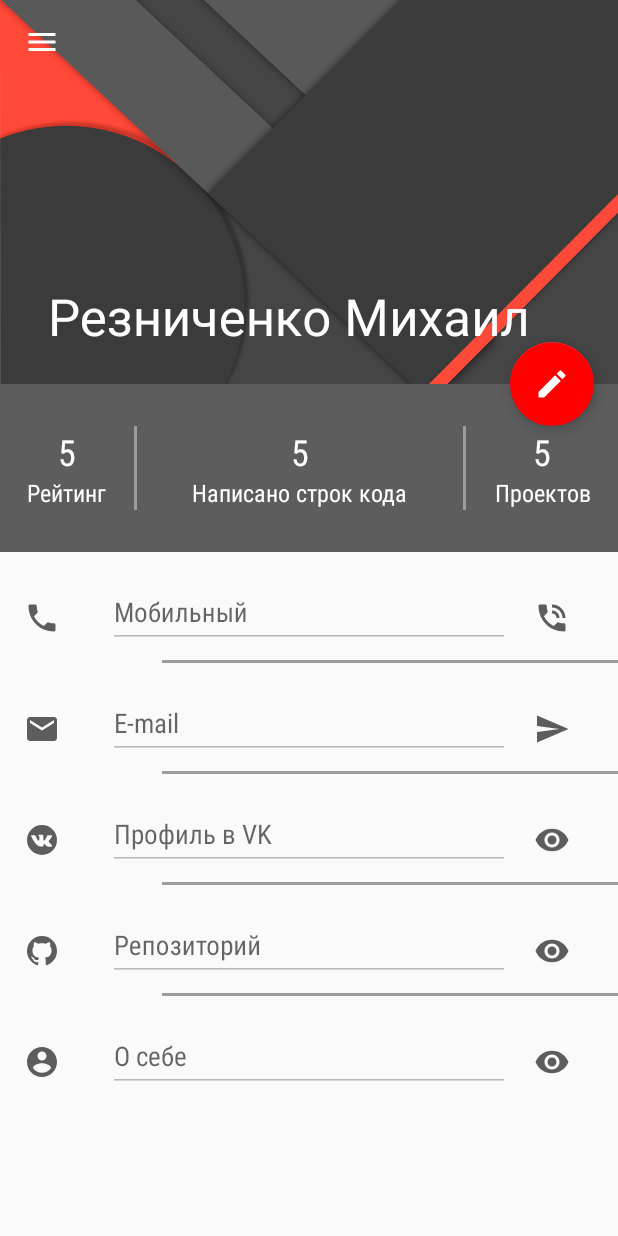
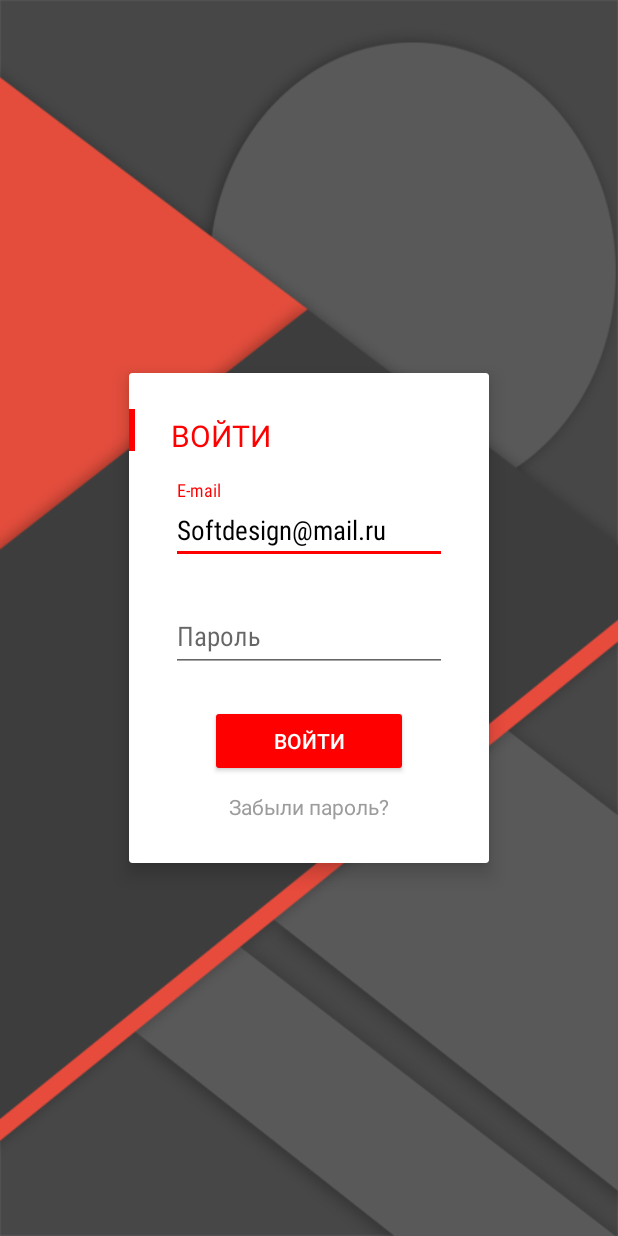
Before and after one commit to RezMike/DevIntensive, an Android app: the screen it shows after launch (MainActivity before the commit, LoginActivity after it), on a phone screen of 412 x 824 dp. Run offline under Robolectric (Android 15) with nearby library versions, the phone set to English and light mode, and no system bars; our stand-ins replace ButterKnife.

Commit message:
add LoginActivity and activity_login according to the layout

```diff
--- a/app/build.gradle
+++ b/app/build.gradle
@@ -25,6 +25,7 @@ dependencies {
     testCompile 'junit:junit:4.12'
     compile 'com.android.support:appcompat-v7:23.4.0'
     compile 'com.android.support:design:23.4.0'
+    compile 'com.android.support:cardview-v7:23.4.0'
     compile 'com.squareup.picasso:picasso:2.5.2'
     compile 'com.jakewharton:butterknife:8.1.0'
     apt 'com.jakewharton:butterknife-compiler:8.1.0'
--- a/app/src/main/AndroidManifest.xml
+++ b/app/src/main/AndroidManifest.xml
@@ -16,13 +16,14 @@
         android:label="@string/app_name"
         android:supportsRtl="true"
         android:theme="@style/AppTheme">
-        <activity android:name=".ui.activities.MainActivity">
+        <activity android:name=".ui.activities.LoginActivity">
             <intent-filter>
                 <action android:name="android.intent.action.MAIN"/>
 
                 <category android:name="android.intent.category.LAUNCHER"/>
             </intent-filter>
         </activity>
+        <activity android:name=".ui.activities.MainActivity"/>
     </application>
 
 </manifest>
--- /dev/null
+++ b/app/src/main/java/com/softdesign/devintensive/ui/activities/LoginActivity.java
@@ -0,0 +1,42 @@
+package com.softdesign.devintensive.ui.activities;
+
+import android.content.Intent;
+import android.os.Bundle;
+import android.view.View;
+import android.widget.Button;
+import android.widget.EditText;
+
+import com.softdesign.devintensive.R;
+
+import butterknife.BindView;
+import butterknife.ButterKnife;
+
+public class LoginActivity extends BaseActivity implements View.OnClickListener{
+
+    @BindView(R.id.login_enter_btn)
+    Button mEnterBtn;
+    @BindView(R.id.login_et)
+    EditText mLoginEt;
+    @BindView(R.id.password_et)
+    EditText mPasswordEt;
+    @BindView(R.id.login_indicator)
+    View mIndicator;
+
+    @Override
+    protected void onCreate(Bundle savedInstanceState) {
+        super.onCreate(savedInstanceState);
+        setContentView(R.layout.activity_login);
+        ButterKnife.bind(this);
+
+        mEnterBtn.setOnClickListener(this);
+    }
+
+    @Override
+    public void onClick(View v) {
+        switch (v.getId()){
+            case R.id.login_enter_btn:
+                Intent intent = new Intent(this, MainActivity.class);
+                startActivity(intent);
+        }
+    }
+}
--- /dev/null
+++ b/app/src/main/res/drawable/shape_rectangle.xml
@@ -0,0 +1,10 @@
+<?xml version="1.0" encoding="utf-8"?>
+<selector
+    xmlns:android="http://schemas.android.com/apk/res/android">
+    <item>
+        <shape android:shape="rectangle">
+            <solid android:color="@color/color_accent"/>
+            <corners android:radius="2dp"/>
+        </shape>
+    </item>
+</selector>
--- /dev/null
+++ b/app/src/main/res/layout/activity_login.xml
@@ -0,0 +1,87 @@
+<?xml version="1.0" encoding="utf-8"?>
+<LinearLayout
+    xmlns:android="http://schemas.android.com/apk/res/android"
+    xmlns:app="http://schemas.android.com/apk/res-auto"
+    android:layout_width="match_parent"
+    android:layout_height="match_parent"
+    android:background="@drawable/login_bg"
+    android:gravity="center"
+    android:orientation="vertical">
+
+    <android.support.v7.widget.CardView
+        android:id="@+id/authorization_box"
+        android:layout_width="240dp"
+        android:layout_height="wrap_content"
+        android:layout_gravity="center"
+        android:background="@color/white"
+        app:cardBackgroundColor="@color/white"
+        app:cardCornerRadius="2dp"
+        app:cardElevation="8dp">
+
+        <View
+            android:id="@+id/login_indicator"
+            android:layout_width="4dp"
+            android:layout_height="@dimen/spacing_half_large_28"
+            android:layout_marginTop="@dimen/spacing_medial_24"
+            android:background="@color/color_accent"/>
+
+        <LinearLayout
+            android:layout_width="match_parent"
+            android:layout_height="wrap_content"
+            android:orientation="vertical"
+            android:padding="@dimen/spacing_half_large_28">
+
+            <TextView
+                android:layout_width="match_parent"
+                android:layout_height="wrap_content"
+                android:text="@string/enter_caps"
+                android:textColor="@color/color_accent"
+                android:textSize="@dimen/font_large_20"
+                android:fontFamily="sans-serif"/>
+
+            <android.support.design.widget.TextInputLayout
+                android:layout_width="match_parent"
+                android:layout_height="wrap_content"
+                android:layout_marginTop="@dimen/spacing_normal_16">
+
+                <EditText
+                    android:id="@+id/login_et"
+                    style="@style/login_edit_text"
+                    android:hint="@string/email_hint"
+                    android:inputType="textEmailAddress"
+                    android:text="Softdesign@mail.ru"/>
+            </android.support.design.widget.TextInputLayout>
+
+            <android.support.design.widget.TextInputLayout
+                android:layout_width="match_parent"
+                android:layout_height="wrap_content"
+                android:layout_marginTop="@dimen/spacing_normal_16">
+
+                <EditText
+                    android:id="@+id/password_et"
+                    style="@style/login_edit_text"
+                    android:hint="@string/password_hint"
+                    android:inputType="textPassword"
+                    android:text=""/>
+            </android.support.design.widget.TextInputLayout>
+
+            <Button
+                android:id="@+id/login_enter_btn"
+                android:layout_width="@dimen/login_button_width_124"
+                android:layout_height="@dimen/login_button_height_36"
+                android:layout_gravity="center_horizontal"
+                android:layout_marginBottom="@dimen/spacing_normal_16"
+                android:layout_marginTop="@dimen/spacing_half_large_28"
+                android:text="@string/enter_caps"
+                android:background="@drawable/shape_rectangle"
+                android:theme="@style/AppTheme.Button.Red"/>
+
+            <TextView
+                android:layout_width="wrap_content"
+                android:layout_height="wrap_content"
+                android:layout_gravity="center_horizontal"
+                android:text="@string/forget_password"
+                android:textColor="@color/grey_light"/>
+        </LinearLayout>
+    </android.support.v7.widget.CardView>
+</LinearLayout>
--- a/app/src/main/res/values/colors.xml
+++ b/app/src/main/res/values/colors.xml
@@ -10,4 +10,5 @@
 
     <color name="black">#000000</color>
     <color name="white">#ffffff</color>
+    <color name="red">#ff0000</color>
 </resources>
--- a/app/src/main/res/values/dimens.xml
+++ b/app/src/main/res/values/dimens.xml
@@ -12,7 +12,8 @@
     <dimen name="font_small_8">8sp</dimen>
     <dimen name="font_normal_14">14sp</dimen>
     <dimen name="font_medium_16">16sp</dimen>
-    <dimen name="font_large_24">24sp</dimen>
+    <dimen name="font_large_20">20sp</dimen>
+    <dimen name="font_larger_24">24sp</dimen>
 
     <!--Spaces-->
     <dimen name="spacing_small_8">8dp</dimen>
@@ -37,5 +38,7 @@
     <dimen name="profile_image_size_256">256dp</dimen>
     <dimen name="max_rating_size_112">112dp</dimen>
     <dimen name="placeholder_photo_size_90">90dp</dimen>
+    <dimen name="login_button_width_124">124dp</dimen>
+    <dimen name="login_button_height_36">36dp</dimen>
 
 </resources>
--- a/app/src/main/res/values/strings.xml
+++ b/app/src/main/res/values/strings.xml
@@ -24,6 +24,9 @@
         voluptate velit esse cillum dolore eu fugiat nulla pariatur. Excepteur sint occaecat cupidatat
         non proident, sunt in culpa qui officia deserunt mollit anim id est laborum.
     </string>
+    <string name="enter_caps">ВОЙТИ</string>
+    <string name="password_hint">Пароль</string>
+    <string name="forget_password">Забыли пароль?</string>
 
     <string name="name">Резниченко Михаил</string>
     <string name="my_profile">Мой профиль</string>
--- a/app/src/main/res/values/styles.xml
+++ b/app/src/main/res/values/styles.xml
@@ -19,6 +19,11 @@
         <item name="android:textColor">@color/white</item>
     </style>
 
+    <style name="AppTheme.Button.Red" parent="Base.Widget.AppCompat.Button">
+        <item name="colorButtonNormal">@color/color_accent</item>
+        <item name="android:textColor">@color/white</item>
+    </style>
+
     <style name="score_layout">
         <item name="android:layout_width">wrap_content</item>
         <item name="android:layout_height">@dimen/size_medium_56</item>
@@ -36,7 +41,7 @@
     </style>
 
     <style name="score_text.count">
-        <item name="android:textSize">@dimen/font_large_24</item>
+        <item name="android:textSize">@dimen/font_larger_24</item>
     </style>
 
     <style name="icon">
@@ -67,6 +72,7 @@
     <style name="edit_text_layout">
         <item name="android:layout_width">0dp</item>
         <item name="android:layout_height">wrap_content</item>
+        <item name="android:minHeight">@dimen/size_large_72</item>
         <item name="android:layout_weight">1</item>
         <item name="android:orientation">vertical</item>
         <item name="android:gravity">bottom</item>
@@ -82,6 +88,14 @@
         <item name="android:textColorHint">@color/grey</item>
         <item name="android:fontFamily">sans-serif-condensed</item>
         <item name="android:focusable">false</item>
+    </style>
+
+    <style name="login_edit_text">
+        <item name="android:layout_width">match_parent</item>
+        <item name="android:layout_height">wrap_content</item>
+        <item name="android:textColor">@color/black</item>
+        <item name="android:textColorHint">@color/grey</item>
+        <item name="android:fontFamily">sans-serif-condensed</item>
     </style>
 
     <style name="separator_horizontal">
```
